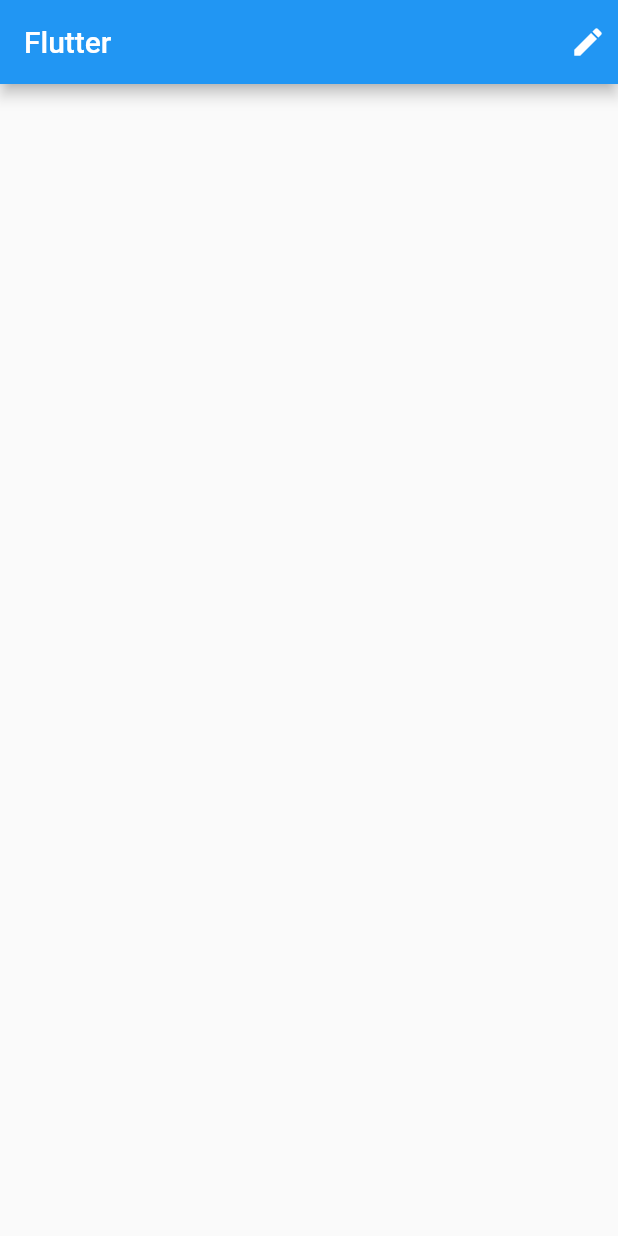
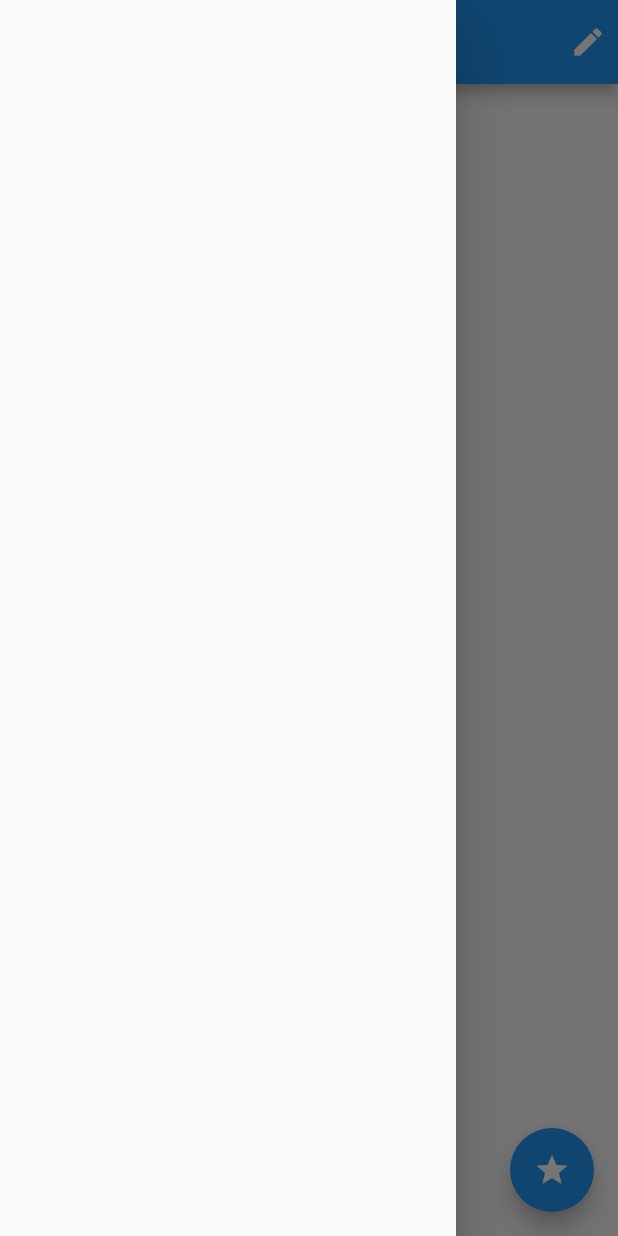
Before and after one commit to rohan20/flutter-nav-drawer-sample, a Flutter app: the screen it shows after launch, with the side drawer open (before the commit the screen has no drawer), on a phone screen of 412 x 824 dp. Run offline on Flutter 3.47's test engine with Material 2 defaults, Android fonts, the phone set to English and light mode, and no system bars.

```diff
--- a/lib/main.dart
+++ b/lib/main.dart
@@ -5,7 +5,6 @@ void main() {
 }
 
 class HomePage extends StatelessWidget {
-
   AppBar appBar() {
     return AppBar(
       title: Text("Flutter"),
@@ -21,13 +20,26 @@ class HomePage extends StatelessWidget {
     );
   }
 
+  FloatingActionButton fab() {
+    return FloatingActionButton(
+      onPressed: null,
+      child: Icon(
+        Icons.star,
+        color: Colors.white,
+      ),
+    );
+  }
+
   @override
   Widget build(BuildContext context) {
     return MaterialApp(
       debugShowCheckedModeBanner: false,
       home: Scaffold(
         appBar: appBar(),
+        drawer: Drawer(),
+        floatingActionButton: fab(),
       ),
     );
   }
+
 }
```
